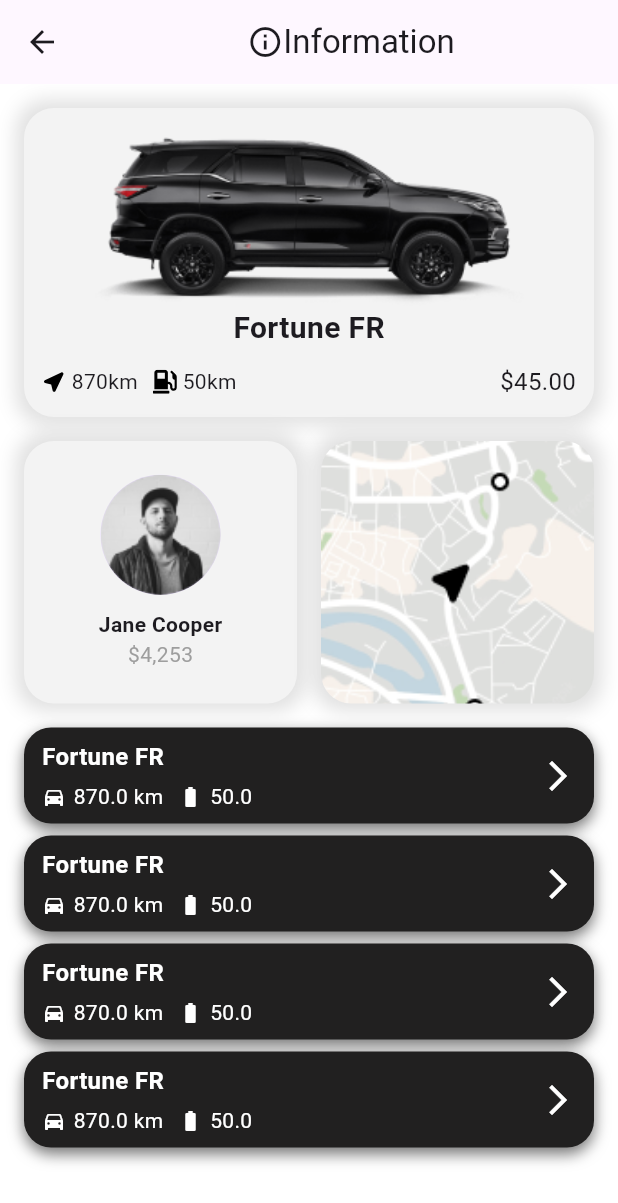
After one commit to omer-akkoca/car-rental-flutter, a Flutter app: the CarListPage screen opened directly, after a tap on "Fortune FR", on a phone screen of 412 x 824 dp. The commit adds this screen. Shown: the top 1203 px of the screen. Run offline on Flutter 3.47's test engine with Material 3 defaults, Android fonts, the phone set to English and light mode, and no system bars; our stand-ins replace firebase_core, flutter_svg; accounts and stored records are empty; generated files the repository leaves out were written again.

Commit message:
car details page

```diff
--- a/lib/constants/images.dart
+++ b/lib/constants/images.dart
@@ -3,4 +3,6 @@ class CImages{
   static const carImage = "assets/images/car_image.png";
   static const gpsIcon = "assets/images/gps.svg";
   static const pumpIcon = "assets/images/pump.svg";
+  static const userAvatarImage = "assets/images/user.png";
+  static const mapsImage = "assets/images/maps.png";
 }
--- /dev/null
+++ b/lib/pages/car_details.dart
@@ -0,0 +1,94 @@
+import 'package:car_rental/constants/images.dart';
+import 'package:car_rental/models/car.dart';
+import 'package:car_rental/widgets/car_card.dart';
+import 'package:car_rental/widgets/more_card.dart';
+import 'package:flutter/material.dart';
+
+class CarDetailsPage extends StatelessWidget {
+  final Car car;
+
+  const CarDetailsPage({super.key, required this.car});
+
+  @override
+  Widget build(BuildContext context) {
+    return Scaffold(
+      backgroundColor: Colors.white,
+      appBar: AppBar(
+        title: const Row(
+          mainAxisAlignment: MainAxisAlignment.center,
+          children: [
+            Icon(Icons.info_outline),
+            Text("Information")
+          ],
+        ),
+      ),
+      body: Column(
+        children: [
+          Padding(
+            padding: const EdgeInsets.all(16),
+            child: CarCard(car: car),
+          ),
+          Padding(
+            padding: const EdgeInsets.symmetric(horizontal: 16),
+            child: Row(
+              children: [
+                Expanded(
+                  child: Container(
+                    height: 175,
+                    decoration: BoxDecoration(
+                      color: const Color(0xfff3f3f3),
+                      borderRadius: BorderRadius.circular(20),
+                      boxShadow: const [
+                        BoxShadow(color: Colors.black12, blurRadius: 10, spreadRadius: 5)
+                      ],
+                    ),
+                    child: const Column(
+                      mainAxisAlignment: MainAxisAlignment.center,
+                      crossAxisAlignment: CrossAxisAlignment.center,
+                      children: [
+                        CircleAvatar(radius: 40, backgroundImage: AssetImage(CImages.userAvatarImage),),
+                        SizedBox(height: 10),
+                        Text("Jane Cooper", style: TextStyle(fontWeight: FontWeight.bold),),
+                        Text("\$4,253", style: TextStyle(color: Colors.grey),)
+                      ],
+                    ),
+                  ),
+                ),
+                const SizedBox(width: 16),
+                Expanded(
+                  child: Container(
+                    height: 175,
+                    decoration: BoxDecoration(
+                      borderRadius: BorderRadius.circular(20),
+                      image: DecorationImage(
+                        image: AssetImage(CImages.mapsImage),
+                        fit: BoxFit.cover,
+                      ),
+                      boxShadow: const [
+                        BoxShadow(color: Colors.black12, blurRadius: 10, spreadRadius: 5)
+                      ],
+                    ),
+                  ),
+                ),
+              ],
+            ),
+          ),
+          Padding(
+            padding: const EdgeInsets.only(left: 16, right: 16, top: 16),
+            child: Column(
+              children: [
+                MoreCard(car: car),
+                const SizedBox(height: 8),
+                MoreCard(car: car),
+                const SizedBox(height: 8),
+                MoreCard(car: car),
+                const SizedBox(height: 8),
+                MoreCard(car: car),
+              ],
+            ),
+          )
+        ],
+      ),
+    );
+  }
+}
--- a/lib/widgets/car_card.dart
+++ b/lib/widgets/car_card.dart
@@ -1,6 +1,7 @@
 import 'package:car_rental/components/svg_asset.dart';
 import 'package:car_rental/constants/images.dart';
 import 'package:car_rental/models/car.dart';
+import 'package:car_rental/pages/car_details.dart';
 import 'package:flutter/material.dart';
 
 class CarCard extends StatelessWidget {
@@ -10,6 +11,14 @@ class CarCard extends StatelessWidget {
   @override
   Widget build(BuildContext context) {
     return GestureDetector(
+      onTap: () {
+        Navigator.push(
+          context,
+          MaterialPageRoute(
+            builder: (context) => CarDetailsPage(car: car),
+          ),
+        );
+      },
       child: Container(
         padding: const EdgeInsets.all(12),
         decoration: BoxDecoration(
--- /dev/null
+++ b/lib/widgets/more_card.dart
@@ -0,0 +1,63 @@
+import 'package:car_rental/models/car.dart';
+import 'package:flutter/material.dart';
+
+class MoreCard extends StatelessWidget {
+  final Car car;
+
+  const MoreCard({super.key, required this.car});
+
+  @override
+  Widget build(BuildContext context) {
+    return Container(
+      padding: const EdgeInsets.symmetric(horizontal: 12, vertical: 8),
+      decoration: BoxDecoration(
+        color: const Color(0xff212020),
+        borderRadius: BorderRadius.circular(18),
+        boxShadow: const [
+          BoxShadow(
+            color: Colors.black54,
+            blurRadius: 8,
+            offset: Offset(0, 4),
+          ),
+        ],
+      ),
+      child: Row(
+        mainAxisAlignment: MainAxisAlignment.spaceBetween,
+        children: [
+          Column(
+            crossAxisAlignment: CrossAxisAlignment.start,
+            children: [
+              Text(
+                car.model,
+                style: const TextStyle(color: Colors.white, fontSize: 16, fontWeight: FontWeight.bold),
+              ),
+              const SizedBox(height: 5),
+              Row(
+                children: [
+                  const Icon(
+                    Icons.directions_car,
+                    color: Colors.white,
+                    size: 16,
+                  ),
+                  const SizedBox(width: 5),
+                  Text(
+                    "${car.distance} km",
+                    style: const TextStyle(color: Colors.white, fontSize: 14),
+                  ),
+                  const SizedBox(width: 10),
+                  const Icon(Icons.battery_full, color: Colors.white, size: 16),
+                  const SizedBox(width: 5),
+                  Text(
+                    car.fuelCapacity.toString(),
+                    style: const TextStyle(color: Colors.white, fontSize: 14),
+                  ),
+                ],
+              )
+            ],
+          ),
+          const Icon(Icons.arrow_forward_ios, color: Colors.white, size: 24),
+        ],
+      ),
+    );
+  }
+}
```
